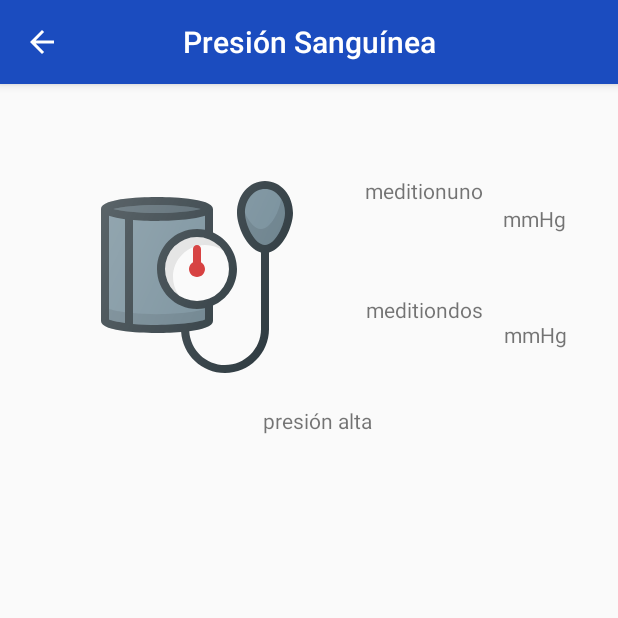
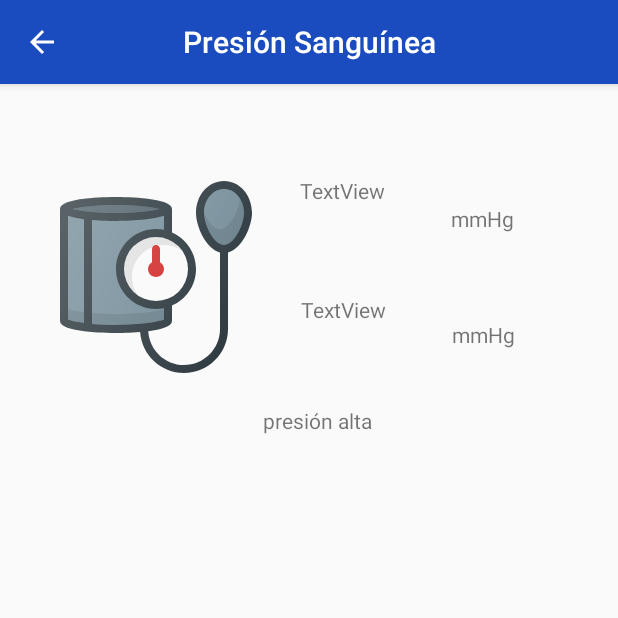
Before and after one commit to YerkoCuzmar/VitalSignsCheckup, an Android app: the MonitorBloodPressure screen opened directly, with no data from a screen before it, on a phone screen of 412 x 824 dp, the top half of it. Run offline under Robolectric (Android 15) with nearby library versions, the phone set to English and light mode, and no system bars.

Commit message:
bloodpressure: liz taylor

```diff
--- a/app/src/main/java/com/example/vitalsignscheckup/MonitorBloodPressure.java
+++ b/app/src/main/java/com/example/vitalsignscheckup/MonitorBloodPressure.java
@@ -10,6 +10,8 @@ import android.widget.TextView;
 import java.util.Objects;
 
 public class MonitorBloodPressure extends AppCompatActivity {
+
+    int count = 0;
 
     @Override
     protected void onCreate(Bundle savedInstanceState) {
@@ -26,14 +28,38 @@ public class MonitorBloodPressure extends AppCompatActivity {
         actionBarTitle.setText(R.string.MonitorBloodPressureTitle);
 
         //set valor de 1
-        TextView bp_medicion_mmhg = (TextView)findViewById(R.id.bp_medicion_mmhg);
-        bp_medicion_mmhg.setText("meditionuno");
+        //TextView bp_medicion_mmhg = (TextView)findViewById(R.id.bp_medicion_mmhg);
+        //bp_medicion_mmhg.setText("meditionuno");
         //set valor de 2
-        TextView bp_medicion_mmhg2 = (TextView)findViewById(R.id.bp_medicion_mmhg2);
-        bp_medicion_mmhg2.setText("meditiondos");
+        //TextView bp_medicion_mmhg2 = (TextView)findViewById(R.id.bp_medicion_mmhg2);
+        //bp_medicion_mmhg2.setText("meditiondos");
         //set alert type
         TextView estado = (TextView)findViewById(R.id.estado);
         estado.setText("presión alta");
+
+        final TextView textView = (TextView)findViewById(R.id.bp_medicion_mmhg);
+        final TextView textView2 = (TextView)findViewById(R.id.bp_medicion_mmhg2);
+        Thread t = new Thread(){
+            @Override
+            public void run(){
+                while(!isInterrupted()){
+                    try {
+                        Thread.sleep(1000);  //1000ms = 1 sec
+                        runOnUiThread(new Runnable() {
+                            @Override
+                            public void run() {
+                                count++;
+                                textView.setText(String.valueOf(count));
+                                textView2.setText(String.valueOf(count+80));
+                            }
+                        });
+                    } catch (InterruptedException e) {
+                        e.printStackTrace();
+                    }
+                }
+            }
+        };
+        t.start();
 
     }
 
--- a/app/src/main/res/layout/activity_monitor_blood_pressure.xml
+++ b/app/src/main/res/layout/activity_monitor_blood_pressure.xml
@@ -52,6 +52,7 @@
         android:layout_marginEnd="150dp"
         app:layout_constraintBottom_toBottomOf="@+id/linearLayout"
         app:layout_constraintEnd_toEndOf="parent"
+        app:layout_constraintHorizontal_bias="0.3"
         app:layout_constraintStart_toStartOf="parent"
         app:layout_constraintTop_toTopOf="@+id/linearLayout"
         app:srcCompat="@drawable/ic_blood_pressure" />
@@ -63,7 +64,7 @@
         android:text="TextView"
         app:layout_constraintBottom_toBottomOf="@+id/linearLayout"
         app:layout_constraintEnd_toEndOf="@+id/linearLayout"
-        app:layout_constraintHorizontal_bias="0.36"
+        app:layout_constraintHorizontal_bias="0.2"
         app:layout_constraintStart_toEndOf="@+id/bp_imagen"
         app:layout_constraintTop_toTopOf="parent"
         app:layout_constraintVertical_bias="0.29000002" />
@@ -75,7 +76,7 @@
         android:text="TextView"
         app:layout_constraintBottom_toBottomOf="@+id/linearLayout"
         app:layout_constraintEnd_toEndOf="parent"
-        app:layout_constraintHorizontal_bias="0.36"
+        app:layout_constraintHorizontal_bias="0.2"
         app:layout_constraintStart_toEndOf="@+id/bp_imagen"
         app:layout_constraintTop_toBottomOf="@+id/bp_medicion_mmhg"
         app:layout_constraintVertical_bias="0.32" />
@@ -88,6 +89,7 @@
         android:text="mmHg"
         app:layout_constraintBottom_toBottomOf="@+id/linearLayout"
         app:layout_constraintEnd_toEndOf="@+id/linearLayout"
+        app:layout_constraintHorizontal_bias="0.3"
         app:layout_constraintStart_toEndOf="@+id/bp_medicion_mmhg"
         app:layout_constraintTop_toTopOf="@+id/linearLayout" />
 
@@ -100,6 +102,7 @@
         android:text="mmHg"
         app:layout_constraintBottom_toBottomOf="@+id/linearLayout"
         app:layout_constraintEnd_toEndOf="@+id/linearLayout"
+        app:layout_constraintHorizontal_bias="0.3"
         app:layout_constraintStart_toEndOf="@+id/bp_medicion_mmhg2"
         app:layout_constraintTop_toBottomOf="@+id/med_mmhg1"
         app:layout_constraintVertical_bias="0.52" />
```
